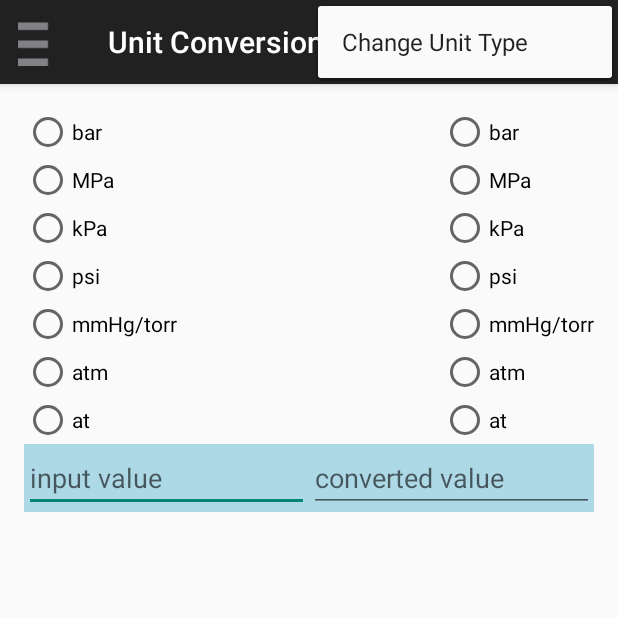
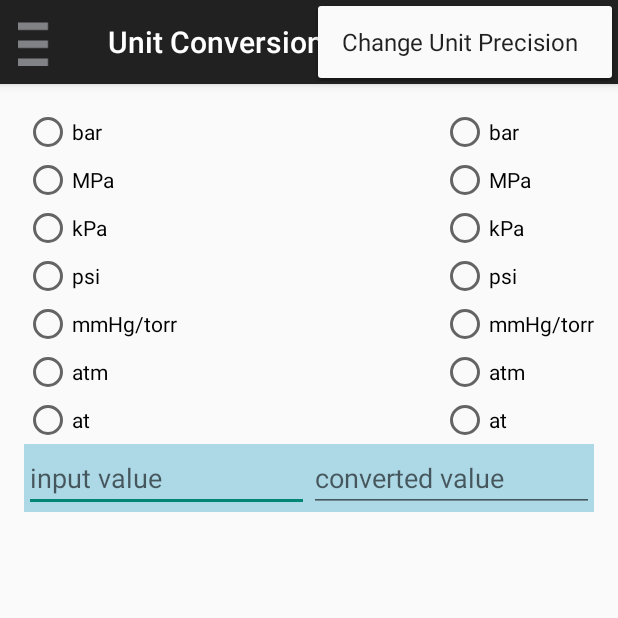
Before and after one commit to chris-wituchowski/UnitConversion, an Android app: the screen it shows after launch (MainActivity), with the options menu open, on a phone screen of 412 x 824 dp, the top half of it. Run offline under Robolectric (Android 15) with nearby library versions, the phone set to English and light mode, and no system bars; 1 statement that could not run was skipped.

Commit message:
Made keyboard disappear when switching units while number keyboard is displayed. Started significant figures feature that adjusts the precision of conversion.

```diff
--- a/app/src/main/java/com/example/chris/unitconversion/MainActivity.java
+++ b/app/src/main/java/com/example/chris/unitconversion/MainActivity.java
@@ -1,5 +1,6 @@
 package com.example.chris.unitconversion;
 
+import android.content.Context;
 import android.os.Bundle;
 import android.support.v4.app.FragmentManager;
 import android.support.v4.widget.DrawerLayout;
@@ -11,6 +12,7 @@ import android.view.Gravity;
 import android.view.Menu;
 import android.view.MenuItem;
 import android.view.View;
+import android.view.inputmethod.InputMethodManager;
 import android.widget.AdapterView;
 import android.widget.ListView;
 
@@ -57,7 +59,12 @@ public class MainActivity extends AppCompatActivity implements AdapterView.OnIte
 
             }
             public void onDrawerOpened(View view){
+                //close keyboard when drawer is opened
+                InputMethodManager inputManager = (InputMethodManager)
+                        getSystemService(Context.INPUT_METHOD_SERVICE);
 
+                inputManager.hideSoftInputFromWindow(getCurrentFocus().getWindowToken(),
+                        InputMethodManager.HIDE_NOT_ALWAYS);
             }
         };
 
--- a/app/src/main/res/values/strings.xml
+++ b/app/src/main/res/values/strings.xml
@@ -2,7 +2,7 @@
     <string name="app_name">Unit Conversion</string>
     <string name="hello_world">Hello world!</string>
     <string name="action_settings">Settings</string>
-    <string name="change_units">Change Unit Type</string>
+    <string name="change_units">Change Unit Precision</string>
     <string-array name="navigation_drawer_items_array">
         <item>Pressure</item>
         <item>Length/Distance</item>
```
